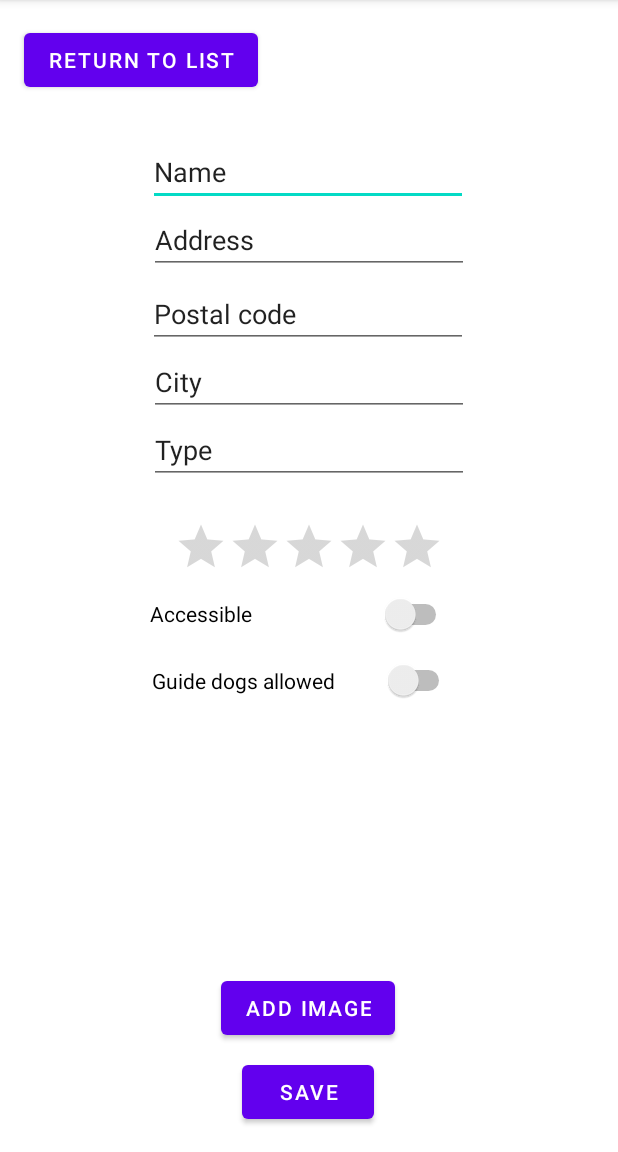
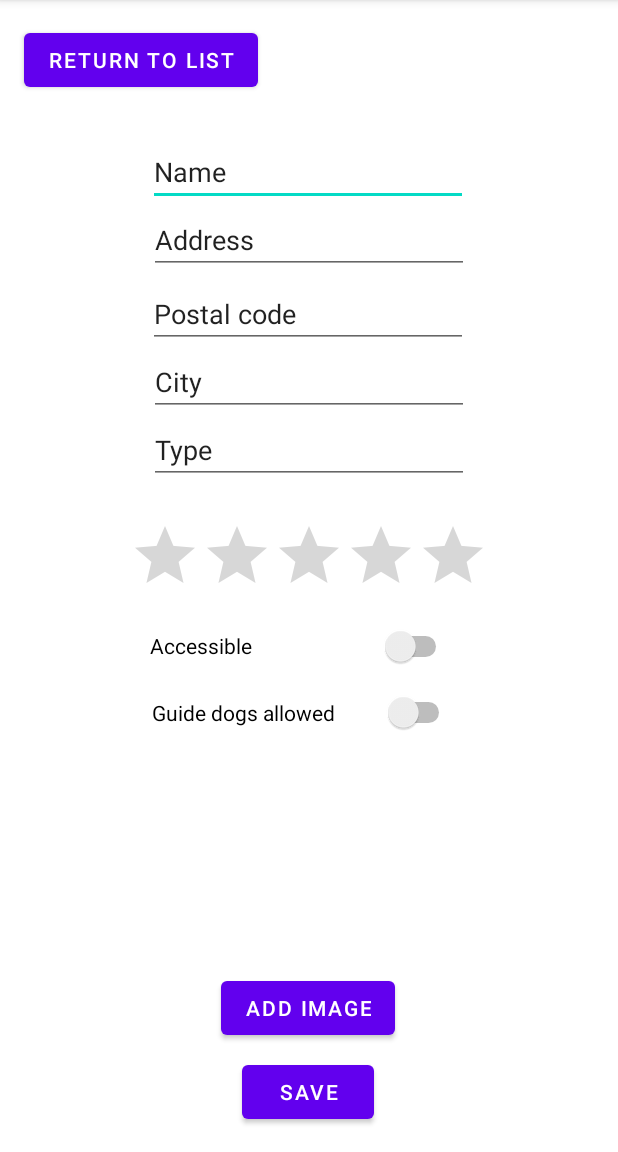
Before and after one commit to liber09/AxezzibleRestaurants, an Android app: the AddNewRestaurant screen opened directly, with no data from a screen before it, on a phone screen of 412 x 824 dp, the part 84-1236 px from its top. Run offline under Robolectric (Android 15) with nearby library versions, the phone set to English and light mode, and no system bars; our stand-ins replace Firebase (no records; nobody signed in at launch, a user with empty details on screens opened directly).

Commit message:
Wrong stars widget was used

```diff
--- a/app/src/main/res/layout/activity_add_new_restaurant.xml
+++ b/app/src/main/res/layout/activity_add_new_restaurant.xml
@@ -132,7 +132,7 @@
 
     <RatingBar
         android:id="@+id/addNewRating"
-        style="@style/Widget.AppCompat.RatingBar.Indicator"
+        style="@style/Widget.AppCompat.RatingBar"
         android:layout_width="wrap_content"
         android:layout_height="wrap_content"
         android:layout_marginTop="24dp"
```
